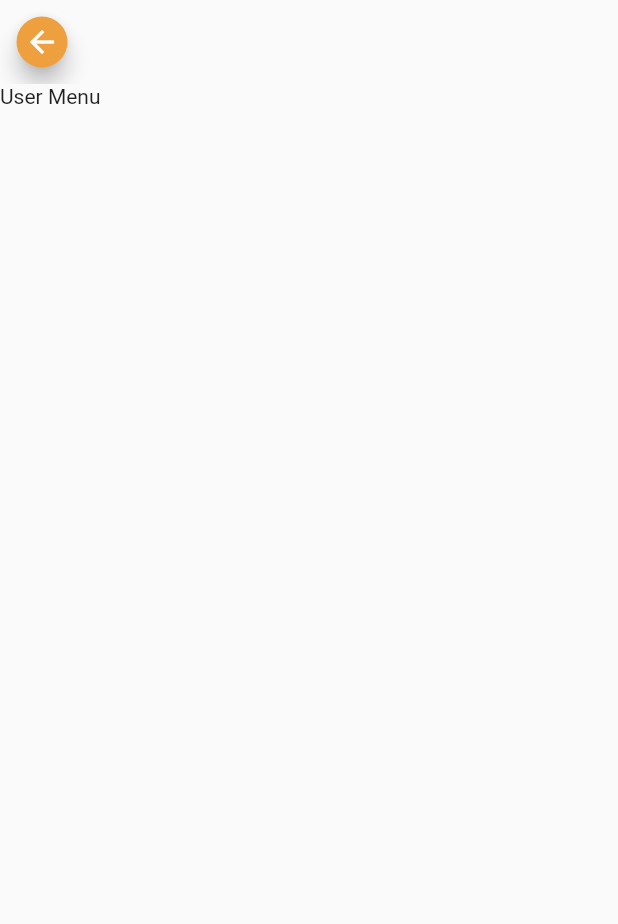
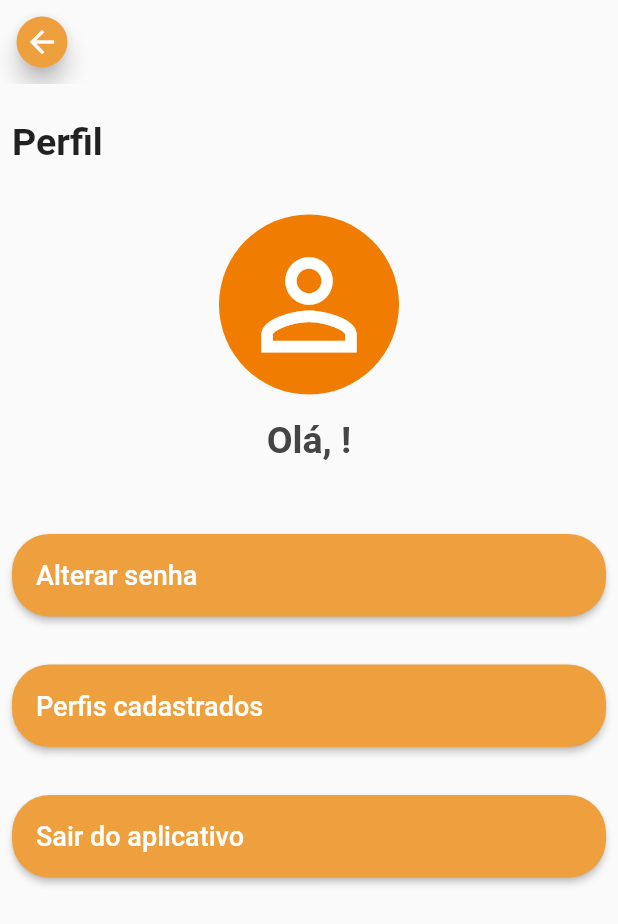
Before and after one commit to gustavocnp95/app-caldo-cana-campeao, a Flutter app: the HomePage screen opened by its route, after a tap on the "person outline" icon, on a phone screen of 412 x 824 dp. Shown: the top 924 px of the screen. Run offline on Flutter 3.47's test engine with Material 2 defaults, Android fonts, the phone set to English and light mode, and no system bars; our stand-ins replace fluttertoast, shared_preferences; accounts and stored records are empty; generated files the repository leaves out were written again.

Commit message:
implementa tela de perfil

```diff
--- a/lib/custom_widgets/campeao_elevated_button.dart
+++ b/lib/custom_widgets/campeao_elevated_button.dart
@@ -4,13 +4,17 @@ import '../color/theme_colors.dart';
 
 class CampeaoElevatedButton extends StatelessWidget {
   final String buttonText;
+  final bool alignToLeft;
   final Function onPressed;
+  final double fontSize;
 
-  const CampeaoElevatedButton({
-    Key? key,
-    required this.buttonText,
-    required this.onPressed,
-  }) : super(key: key);
+  const CampeaoElevatedButton(
+      {Key? key,
+      required this.buttonText,
+      required this.onPressed,
+      this.alignToLeft = false,
+      this.fontSize = 14})
+      : super(key: key);
 
   @override
   Widget build(final BuildContext context) {
@@ -20,7 +24,13 @@ class CampeaoElevatedButton extends StatelessWidget {
         onPressed: () {
           onPressed();
         },
-        child: Text(buttonText),
+        child: Align(
+          alignment: _createAlignment(),
+          child: Text(
+            buttonText,
+            style: TextStyle(fontSize: fontSize),
+          ),
+        ),
         style: ElevatedButton.styleFrom(
             primary: CampeaoColors.primaryColor,
             shape: RoundedRectangleBorder(
@@ -29,4 +39,8 @@ class CampeaoElevatedButton extends StatelessWidget {
       ),
     );
   }
+
+  Alignment _createAlignment() {
+    return alignToLeft ? Alignment.centerLeft : Alignment.center;
+  }
 }
--- a/lib/home/home_page.dart
+++ b/lib/home/home_page.dart
@@ -192,9 +192,10 @@ class HomePage extends StatelessWidget {
   }
 
   Text _createUserWelcome() {
-    return const Text(
-      'Olá, Julio!',
-      style: TextStyle(
+    final String userName = CampeaoSharedPreferences.getUserName() ?? "";
+    return Text(
+      'Olá, $userName!',
+      style: const TextStyle(
           fontWeight: FontWeight.w700,
           color: CampeaoColors.primaryTextColor,
           fontSize: 25),
--- a/lib/user_menu/UserMenuPage.dart
+++ b/lib/user_menu/UserMenuPage.dart
@@ -1,6 +1,11 @@
 import 'package:caldo_cana_campeao/custom_widgets/campeao_app_bar.dart';
 import 'package:flutter/cupertino.dart';
 import 'package:flutter/material.dart';
+import 'package:flutter/rendering.dart';
+
+import '../color/theme_colors.dart';
+import '../commons/sharedpreferences/campeao_shared_preferences.dart';
+import '../custom_widgets/campeao_elevated_button.dart';
 
 class UserMenuPage extends StatelessWidget {
   const UserMenuPage({Key? key}) : super(key: key);
@@ -8,8 +13,82 @@ class UserMenuPage extends StatelessWidget {
   @override
   Widget build(BuildContext context) {
     return Scaffold(
-      appBar: CampeaoAppBar(),
-      body: Text("User Menu")
+      appBar: const CampeaoAppBar(),
+      body: Padding(
+        padding: const EdgeInsets.only(right: 8, left: 8, top: 24),
+        child: Column(
+          crossAxisAlignment: CrossAxisAlignment.start,
+          children: [
+            const Text(
+              "Perfil",
+              style: TextStyle(
+                fontSize: 25,
+                fontWeight: FontWeight.w700,
+              ),
+            ),
+            const Padding(
+              padding: EdgeInsets.only(top: 34),
+              child: Align(
+                alignment: Alignment.topCenter,
+                child: CircleAvatar(
+                  backgroundColor: CampeaoColors.primaryColorDark,
+                  radius: 60,
+                  child: Icon(
+                    Icons.person_outline,
+                    size: 95,
+                    color: Colors.white,
+                  ),
+                ),
+              ),
+            ),
+            Padding(
+              padding: const EdgeInsets.only(top: 16),
+              child: Align(
+                alignment: Alignment.center,
+                child: _createUserWelcome(),
+              ),
+            ),
+            Padding(
+              padding: const EdgeInsets.only(top: 48),
+              child: _createOptions(),
+            )
+          ],
+        ),
+      ),
+    );
+  }
+
+  ListView _createOptions() {
+    return ListView(
+      scrollDirection: Axis.vertical,
+      shrinkWrap: true,
+      children: [
+        _createOption("Alterar senha", () {}),
+        _createOption("Perfis cadastrados", () {}),
+        _createOption("Sair do aplicativo", () {}),
+      ],
+    );
+  }
+
+  Padding _createOption(String title, Function onPressed) {
+    return Padding(
+        padding: const EdgeInsets.only(bottom: 32),
+        child: CampeaoElevatedButton(
+          buttonText: title,
+          onPressed: onPressed,
+          alignToLeft: true,
+          fontSize: 18,
+        ));
+  }
+
+  Text _createUserWelcome() {
+    final String userName = CampeaoSharedPreferences.getUserName() ?? "";
+    return Text(
+      'Olá, $userName!',
+      style: const TextStyle(
+          fontWeight: FontWeight.w700,
+          color: CampeaoColors.primaryTextColor,
+          fontSize: 25),
     );
   }
 }
```
